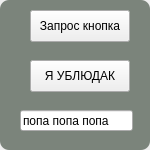
MikeostCorp/Gradify, file src/queryform.ui: the form before one commit.
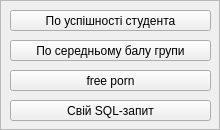
The form after the commit.

What changed in the file:
```diff
--- a/src/queryform.ui
+++ b/src/queryform.ui
@@ -6,8 +6,8 @@
    <rect>
     <x>0</x>
     <y>0</y>
-    <width>150</width>
-    <height>150</height>
+    <width>220</width>
+    <height>130</height>
    </rect>
   </property>
   <property name="windowTitle">
@@ -18,17 +18,12 @@
     <rect>
      <x>0</x>
      <y>0</y>
-     <width>150</width>
-     <height>150</height>
+     <width>220</width>
+     <height>130</height>
     </rect>
    </property>
    <property name="styleSheet">
-    <string notr="true">#mainFrame
-{
-background-color: rgb(123, 132, 123);
-border: 0px;
-border-radius: 9px;
-}</string>
+    <string notr="true"/>
    </property>
    <property name="frameShape">
     <enum>QFrame::StyledPanel</enum>
@@ -39,40 +34,53 @@
    <widget class="QPushButton" name="pushButton">
     <property name="geometry">
      <rect>
-      <x>30</x>
-      <y>60</y>
-      <width>100</width>
-      <height>32</height>
+      <x>10</x>
+      <y>40</y>
+      <width>201</width>
+      <height>21</height>
      </rect>
     </property>
     <property name="text">
-     <string>Я УБЛЮДАК</string>
+     <string>По середньому балу групи</string>
     </property>
    </widget>
    <widget class="QPushButton" name="pushButton_2">
     <property name="geometry">
      <rect>
-      <x>30</x>
+      <x>10</x>
       <y>10</y>
-      <width>100</width>
-      <height>32</height>
+      <width>201</width>
+      <height>21</height>
      </rect>
     </property>
     <property name="text">
-     <string>Запрос кнопка</string>
+     <string>По успішності студента</string>
     </property>
    </widget>
-   <widget class="QLineEdit" name="lineEdit">
+   <widget class="QPushButton" name="freePushButton">
     <property name="geometry">
      <rect>
-      <x>20</x>
-      <y>110</y>
-      <width>113</width>
+      <x>10</x>
+      <y>70</y>
+      <width>201</width>
       <height>21</height>
      </rect>
     </property>
     <property name="text">
-     <string>попа попа попа</string>
+     <string>free porn</string>
+    </property>
+   </widget>
+   <widget class="QPushButton" name="mySQLPushButton">
+    <property name="geometry">
+     <rect>
+      <x>10</x>
+      <y>100</y>
+      <width>201</width>
+      <height>21</height>
+     </rect>
+    </property>
+    <property name="text">
+     <string>Свій SQL-запит</string>
     </property>
    </widget>
   </widget>
```
Left out of the diff: 6 changed lines with no effect on the pictures.
